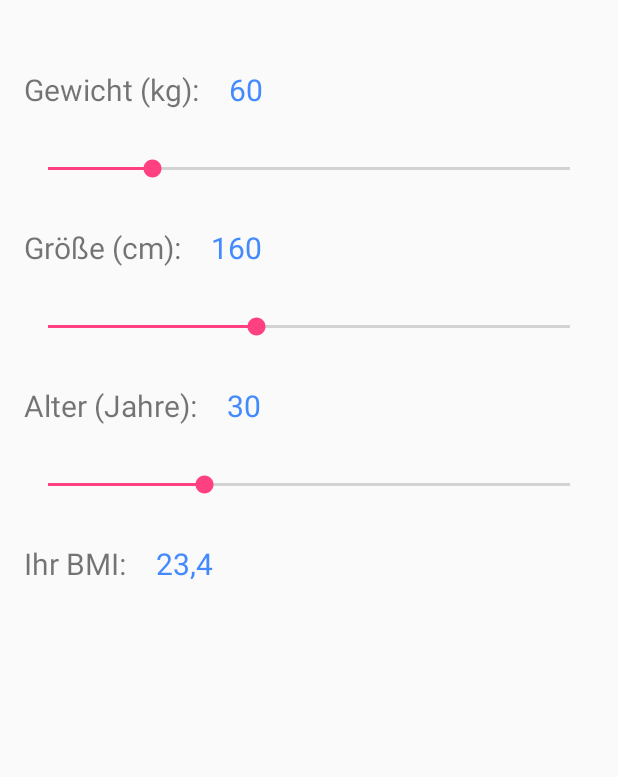
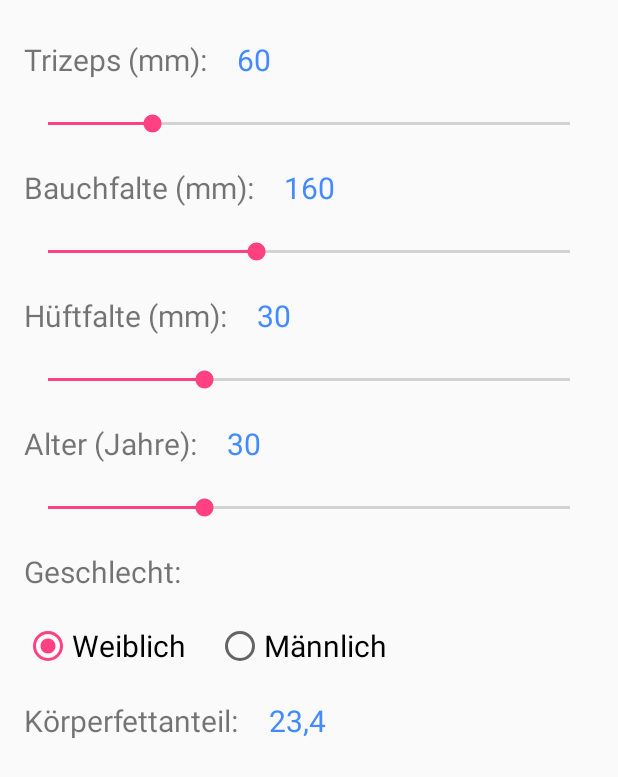
Before and after one commit to HigHendHd/Gesundheitsvorsorge, an Android app: the layout fragment_kfa.xml on its own in the app's theme, with its tools: preview values and no code run, on a phone screen of 412 x 824 dp. Shown: the top 777 px of the screen. Run offline under Robolectric (Android 15) with nearby library versions, the phone set to English and light mode, and no system bars.

Commit message:
KFA-Rechner Layout implementiert, BMI-Rechner fixes

```diff
--- a/app/src/main/java/gvapp/diplomprojekt/at/gv_appandroid/Ernaehrung/BMI_Rechner/BmiFragment.java
+++ b/app/src/main/java/gvapp/diplomprojekt/at/gv_appandroid/Ernaehrung/BMI_Rechner/BmiFragment.java
@@ -3,7 +3,6 @@ package gvapp.diplomprojekt.at.gv_appandroid.Ernaehrung.BMI_Rechner;
 
 import android.app.Fragment;
 import android.os.Bundle;
-import android.util.Log;
 import android.view.LayoutInflater;
 import android.view.View;
 import android.view.ViewGroup;
@@ -26,7 +25,6 @@ public class BmiFragment extends Fragment {
 
     private double calcBMI(int gewicht, int groesse) {
         double groesseInMeter = ((double) groesse) / 100;
-        Log.d("Groesse", "" + groesseInMeter);
         double bmi = gewicht / (groesseInMeter * groesseInMeter);
 
         bmi = Math.floor(bmi * 100) / 100;
--- /dev/null
+++ b/app/src/main/java/gvapp/diplomprojekt/at/gv_appandroid/Ernaehrung/KFA_Rechner/KfaFragment.java
@@ -0,0 +1,31 @@
+package gvapp.diplomprojekt.at.gv_appandroid.Ernaehrung.KFA_Rechner;
+
+
+import android.app.Fragment;
+import android.os.Bundle;
+import android.view.LayoutInflater;
+import android.view.View;
+import android.view.ViewGroup;
+
+import gvapp.diplomprojekt.at.gv_appandroid.R;
+
+/**
+ * A simple {@link Fragment} subclass.
+ */
+public class KfaFragment extends Fragment {
+
+
+    public KfaFragment() {
+        // Required empty public constructor
+    }
+
+
+    @Override
+    public View onCreateView(LayoutInflater inflater, ViewGroup container,
+                             Bundle savedInstanceState) {
+        // Inflate the layout for this fragment
+        return inflater.inflate(R.layout.fragment_kfa, container, false);
+    }
+
+
+}
--- a/app/src/main/java/gvapp/diplomprojekt/at/gv_appandroid/MainActivity.java
+++ b/app/src/main/java/gvapp/diplomprojekt/at/gv_appandroid/MainActivity.java
@@ -20,6 +20,7 @@ import com.mikepenz.materialdrawer.model.interfaces.IDrawerItem;
 import gvapp.diplomprojekt.at.gv_appandroid.DesignKlassen.ApplyColor;
 import gvapp.diplomprojekt.at.gv_appandroid.Ernaehrung.BMI_Rechner.BmiFragment;
 import gvapp.diplomprojekt.at.gv_appandroid.Ernaehrung.Diaeten.DiaetenListe;
+import gvapp.diplomprojekt.at.gv_appandroid.Ernaehrung.KFA_Rechner.KfaFragment;
 import gvapp.diplomprojekt.at.gv_appandroid.Ernaehrung.Restaurants.RestaurantListe;
 import gvapp.diplomprojekt.at.gv_appandroid.Ernaehrung.Rezepte.RezepteListe;
 import gvapp.diplomprojekt.at.gv_appandroid.Gesundheit.AerzteListe;
@@ -39,6 +40,13 @@ public class MainActivity extends AppCompatActivity {
         setSupportActionBar(toolbar);
 
         final Context ctx = this;
+
+        FragmentManager fragmentManager = getFragmentManager();
+        FragmentTransaction fragmentTransaction = fragmentManager.beginTransaction();
+
+        NeuigkeitenListe fragment = new NeuigkeitenListe();
+        fragmentTransaction.replace(R.id.fragment_container, fragment);
+        fragmentTransaction.commit();
 
         final Drawer result = new DrawerBuilder()
                 .withActivity(this)
@@ -171,6 +179,13 @@ public class MainActivity extends AppCompatActivity {
                     fragmentTransaction.commit();
 
                     return false;
+                } else if (position == 11) {
+                    KfaFragment fragment = new KfaFragment();
+                    ApplyColor.ApplyColorErnaehrung(result, ctx, R.string.bmirechner);
+                    fragmentTransaction.replace(R.id.fragment_container, fragment);
+                    fragmentTransaction.commit();
+
+                    return false;
                 } else if (position == 13) {
                     UebungsListe fragment = new UebungsListe();
                     ApplyColor.ApplyColorSport(result, ctx, R.string.uebungen);
--- a/app/src/main/res/layout/fragment_bmi.xml
+++ b/app/src/main/res/layout/fragment_kfa.xml
@@ -11,13 +11,13 @@
         android:layout_width="match_parent"
         android:layout_height="wrap_content"
         android:orientation="horizontal"
-        android:paddingTop="30dp">
+        android:paddingTop="10dp">
 
         <TextView
             android:layout_width="wrap_content"
             android:layout_height="wrap_content"
             android:paddingRight="20dp"
-            android:text="@string/gewicht"
+            android:text="@string/trizezps"
             android:textSize="20sp" />
 
         <TextView
@@ -35,20 +35,20 @@
         android:layout_width="match_parent"
         android:layout_height="wrap_content"
         android:indeterminate="false"
-        android:paddingTop="30dp"
+        android:paddingTop="20dp"
         android:progress="20" />
 
     <LinearLayout
         android:layout_width="match_parent"
         android:layout_height="wrap_content"
         android:orientation="horizontal"
-        android:paddingTop="30dp">
+        android:paddingTop="20dp">
 
         <TextView
             android:layout_width="wrap_content"
             android:layout_height="wrap_content"
             android:paddingRight="20dp"
-            android:text="@string/groesse"
+            android:text="@string/bauchfalte"
             android:textSize="20sp" />
 
         <TextView
@@ -66,14 +66,45 @@
         android:layout_width="match_parent"
         android:layout_height="wrap_content"
         android:indeterminate="false"
-        android:paddingTop="30dp"
+        android:paddingTop="20dp"
         android:progress="40" />
 
     <LinearLayout
         android:layout_width="match_parent"
         android:layout_height="wrap_content"
         android:orientation="horizontal"
-        android:paddingTop="30dp">
+        android:paddingTop="20dp">
+
+        <TextView
+            android:layout_width="wrap_content"
+            android:layout_height="wrap_content"
+            android:paddingRight="20dp"
+            android:text="@string/hueftfalte"
+            android:textSize="20sp" />
+
+        <TextView
+            android:id="@+id/tvTest"
+            android:layout_width="wrap_content"
+            android:layout_height="wrap_content"
+            android:text="30"
+            android:textColor="@color/ErnaehrungA200"
+            android:textSize="20sp" />
+
+    </LinearLayout>
+
+    <SeekBar
+        android:id="@+id/sbTEst"
+        android:layout_width="match_parent"
+        android:layout_height="wrap_content"
+        android:indeterminate="false"
+        android:paddingTop="20dp"
+        android:progress="30" />
+
+    <LinearLayout
+        android:layout_width="match_parent"
+        android:layout_height="wrap_content"
+        android:orientation="horizontal"
+        android:paddingTop="20dp">
 
         <TextView
             android:layout_width="wrap_content"
@@ -97,20 +128,50 @@
         android:layout_width="match_parent"
         android:layout_height="wrap_content"
         android:indeterminate="false"
-        android:paddingTop="30dp"
+        android:paddingTop="20dp"
         android:progress="30" />
+
+    <TextView
+        android:layout_width="wrap_content"
+        android:layout_height="wrap_content"
+        android:paddingTop="20dp"
+        android:text="@string/geschlecht"
+        android:textSize="20sp" />
+
+    <RadioGroup
+        android:layout_width="match_parent"
+        android:layout_height="wrap_content"
+        android:checkedButton="@+id/rbWeiblich"
+        android:orientation="horizontal"
+        android:paddingTop="20dp">
+
+        <RadioButton
+            android:id="@+id/rbWeiblich"
+            android:layout_width="wrap_content"
+            android:layout_height="wrap_content"
+            android:paddingRight="20dp"
+            android:text="@string/weiblich"
+            android:textSize="20sp" />
+
+        <RadioButton
+            android:layout_width="wrap_content"
+            android:layout_height="wrap_content"
+            android:text="@string/maennlich"
+            android:textSize="20sp" />
+
+    </RadioGroup>
 
     <LinearLayout
         android:layout_width="match_parent"
         android:layout_height="wrap_content"
         android:orientation="horizontal"
-        android:paddingTop="30dp">
+        android:paddingTop="20dp">
 
         <TextView
             android:layout_width="wrap_content"
             android:layout_height="wrap_content"
             android:paddingRight="20dp"
-            android:text="@string/ihrbmi"
+            android:text="@string/koerprefettanteil"
             android:textSize="20sp" />
 
         <TextView
--- a/app/src/main/res/values/strings.xml
+++ b/app/src/main/res/values/strings.xml
@@ -46,4 +46,13 @@
     <string name="groesse">Größe (cm):</string>
     <string name="alter">Alter (Jahre):</string>
     <string name="ihrbmi">Ihr BMI:</string>
+    <string name="trizezps">Trizeps (mm):</string>
+    <string name="bauchfalte">Bauchfalte (mm):</string>
+    <string name="hueftfalte">Hüftfalte (mm):</string>
+    <string name="brustfalte">Brustfalte (mm):</string>
+    <string name="oberschenkelfalte">Oberschenkelfalte (mm):</string>
+    <string name="koerprefettanteil">Körperfettanteil:</string>
+    <string name="geschlecht">Geschlecht:</string>
+    <string name="maennlich">Männlich</string>
+    <string name="weiblich">Weiblich</string>
 </resources>
```
